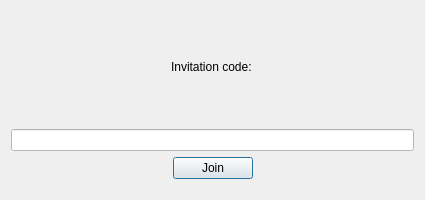
Old version of the form client/Join.ui in the repository anphetamina/CoText.
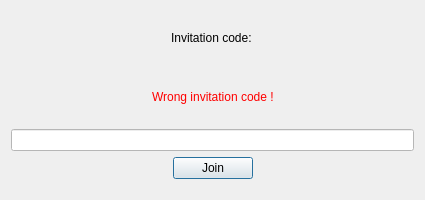
New version of the form.

Commit message: Wrong invitation code in join fixed

Diff of the .ui file:
```diff
--- a/client/Join.ui
+++ b/client/Join.ui
@@ -74,6 +74,46 @@
        </item>
       </layout>
      </item>
+     <item>
+      <layout class="QHBoxLayout" name="horizontalLayout_5">
+       <item>
+        <spacer name="horizontalSpacer_5">
+         <property name="orientation">
+          <enum>Qt::Horizontal</enum>
+         </property>
+         <property name="sizeHint" stdset="0">
+          <size>
+           <width>40</width>
+           <height>20</height>
+          </size>
+         </property>
+        </spacer>
+       </item>
+       <item>
+        <widget class="QLabel" name="errorLabel">
+         <property name="styleSheet">
+          <string notr="true">QLabel#errorLabel{color: red;}</string>
+         </property>
+         <property name="text">
+          <string>Wrong invitation code !</string>
+         </property>
+        </widget>
+       </item>
+       <item>
+        <spacer name="horizontalSpacer_6">
+         <property name="orientation">
+          <enum>Qt::Horizontal</enum>
+         </property>
+         <property name="sizeHint" stdset="0">
+          <size>
+           <width>40</width>
+           <height>20</height>
+          </size>
+         </property>
+        </spacer>
+       </item>
+      </layout>
+     </item>
      <item>
       <layout class="QHBoxLayout" name="horizontalLayout_2">
        <item>
```
The commit also changes 10 other files.
